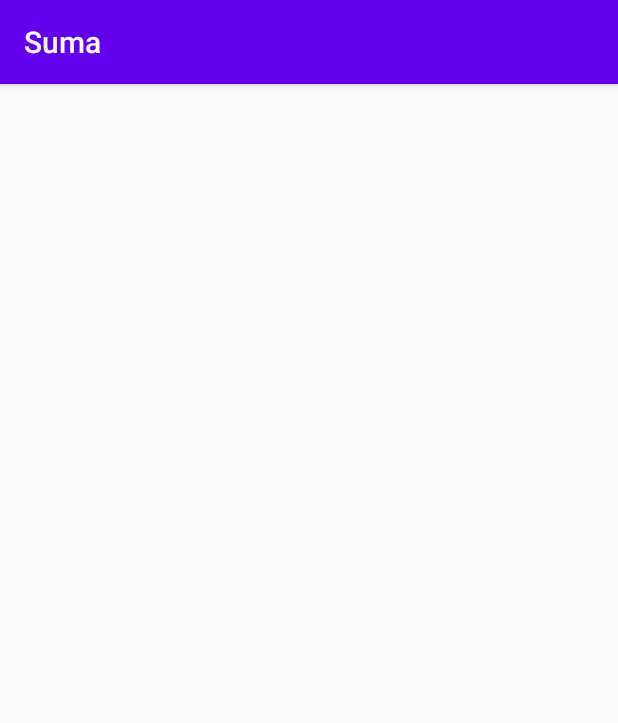
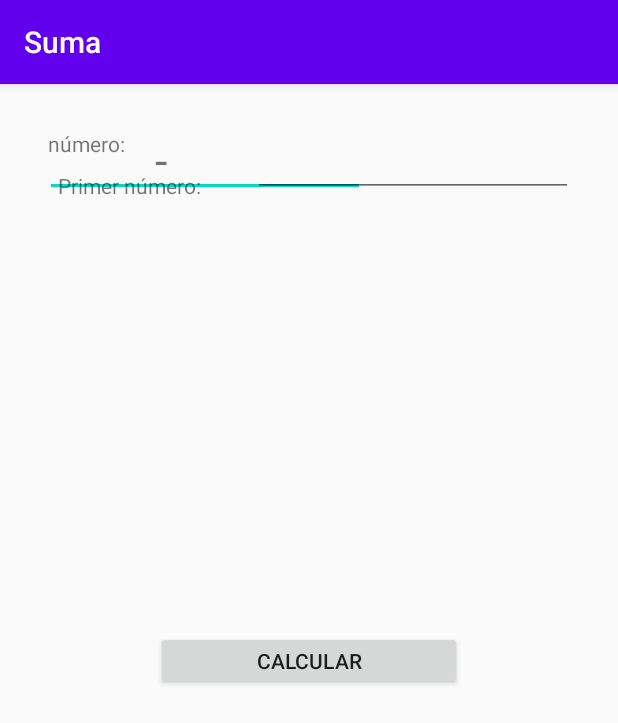
Before and after one commit to LeandroLescano/TP1_Grupo7, an Android app: the Exercise1 screen opened directly, with no data from a screen before it, on a phone screen of 412 x 824 dp. Shown: the top 723 px of the screen. Run offline under Robolectric (Android 15) with nearby library versions, the phone set to English and light mode, and no system bars.

Commit message:
Funcionalidad y layout ejercicio 1

```diff
--- a/app/src/main/java/utn/frgp/tusi/tp1_grupo_7/Exercise1.java
+++ b/app/src/main/java/utn/frgp/tusi/tp1_grupo_7/Exercise1.java
@@ -1,5 +1,6 @@
 package utn.frgp.tusi.tp1_grupo_7;
 
+import android.content.Intent;
 import android.os.Bundle;
 import android.view.View;
 import android.widget.EditText;
@@ -10,6 +11,10 @@ import utn.frgp.tusi.tp1_grupo_7.R;
 
 public class Exercise1 extends AppCompatActivity {
 
+    private EditText primerNum;
+    private EditText segNum;
+    private TextView res;
+
     @Override
     public void setTitle(int titleId) {
         super.setTitle("Suma");
@@ -19,6 +24,23 @@ public class Exercise1 extends AppCompatActivity {
     protected void onCreate(Bundle savedInstanceState) {
         super.onCreate(savedInstanceState);
         setContentView(R.layout.exercise1_layout);
+        primerNum = (EditText) findViewById(R.id.ednumUno);
+        segNum = (EditText) findViewById(R.id.ednumDos);
+        res = (TextView) findViewById(R.id.txtRes);
+    }
+
+    public void sumar(View view)
+    {
+    String valorUno = primerNum.getText().toString();
+    String valorDos = segNum.getText().toString();
+
+    int numUno = Integer.parseInt(valorUno);
+    int numDos = Integer.parseInt(valorDos);
+    int numRes = numUno + numDos;
+
+    String result = String.valueOf(numRes);
+    res.setText(result);
+
     }
 
 }
--- a/app/src/main/res/layout/exercise1_layout.xml
+++ b/app/src/main/res/layout/exercise1_layout.xml
@@ -1,15 +1,76 @@
 <?xml version="1.0" encoding="utf-8"?>
-<LinearLayout xmlns:android="http://schemas.android.com/apk/res/android"
+<androidx.constraintlayout.widget.ConstraintLayout xmlns:android="http://schemas.android.com/apk/res/android"
     xmlns:app="http://schemas.android.com/apk/res-auto"
     xmlns:tools="http://schemas.android.com/tools"
-    tools:context=".Exercise1"
+    android:layout_width="match_parent"
     android:layout_height="match_parent"
-    android:layout_width="match_parent"
     android:orientation="vertical"
     android:padding="30dp"
-    tools:layout_editor_absoluteX="1dp"
-    tools:layout_editor_absoluteY="1dp">
+    tools:context=".Exercise1">
 
+    <EditText
+        android:id="@+id/ednumDos"
+        android:layout_width="wrap_content"
+        android:layout_height="wrap_content"
+        android:ems="10"
+        android:inputType="number"
+        tools:layout_editor_absoluteX="146dp"
+        tools:layout_editor_absoluteY="87dp" />
 
+    <TextView
+        android:id="@+id/txtSeg"
+        android:layout_width="wrap_content"
+        android:layout_height="wrap_content"
+        android:layout_marginEnd="20dp"
+        android:text="Segundo número: "
+        app:layout_constraintEnd_toStartOf="@+id/ednumDos"
+        app:layout_constraintHorizontal_bias="0.428"
+        app:layout_constraintStart_toStartOf="parent"
+        tools:layout_editor_absoluteY="91dp" />
 
-</LinearLayout>
+    <Button
+        android:id="@+id/btnCalcular"
+        android:layout_width="204dp"
+        android:layout_height="39dp"
+        android:onClick="sumar"
+        android:text="Calcular"
+        app:layout_constraintBottom_toBottomOf="parent"
+        app:layout_constraintEnd_toEndOf="parent"
+        app:layout_constraintHorizontal_bias="0.5"
+        app:layout_constraintStart_toStartOf="parent"
+        app:layout_constraintTop_toTopOf="parent" />
+
+    <TextView
+        android:id="@+id/txtRes"
+        android:layout_width="36dp"
+        android:layout_height="40dp"
+        android:text="-"
+        android:textSize="30sp"
+        app:layout_constraintEnd_toEndOf="parent"
+        app:layout_constraintHorizontal_bias="0.232"
+        app:layout_constraintStart_toStartOf="parent"
+        tools:layout_editor_absoluteY="202dp" />
+
+    <TextView
+        android:id="@+id/txtPrim"
+        android:layout_width="wrap_content"
+        android:layout_height="wrap_content"
+        android:layout_marginTop="28dp"
+        android:text="Primer número: "
+        app:layout_constraintBottom_toTopOf="@+id/txtSeg"
+        app:layout_constraintEnd_toStartOf="@+id/ednumUno"
+        app:layout_constraintHorizontal_bias="0.222"
+        app:layout_constraintStart_toStartOf="parent"
+        app:layout_constraintTop_toTopOf="parent"
+        app:layout_constraintVertical_bias="0.0" />
+
+    <EditText
+        android:id="@+id/ednumUno"
+        android:layout_width="wrap_content"
+        android:layout_height="wrap_content"
+        android:ems="10"
+        android:inputType="number"
+        app:layout_constraintEnd_toEndOf="parent"
+        app:layout_constraintTop_toTopOf="parent" />
+
+</androidx.constraintlayout.widget.ConstraintLayout>
```
